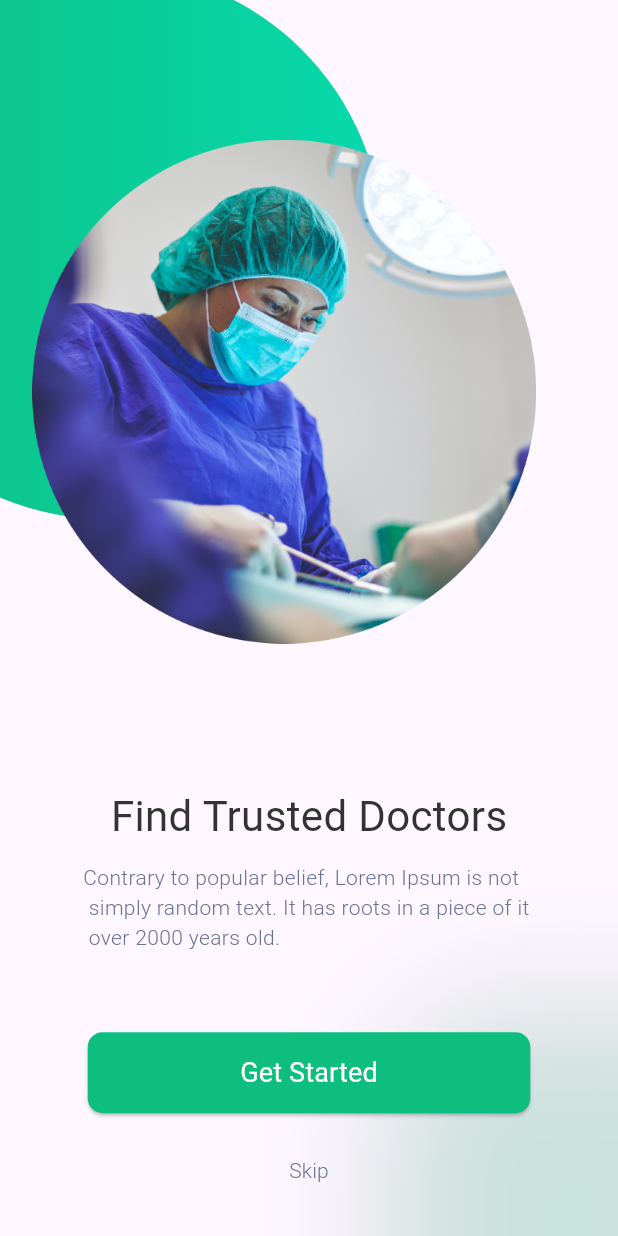
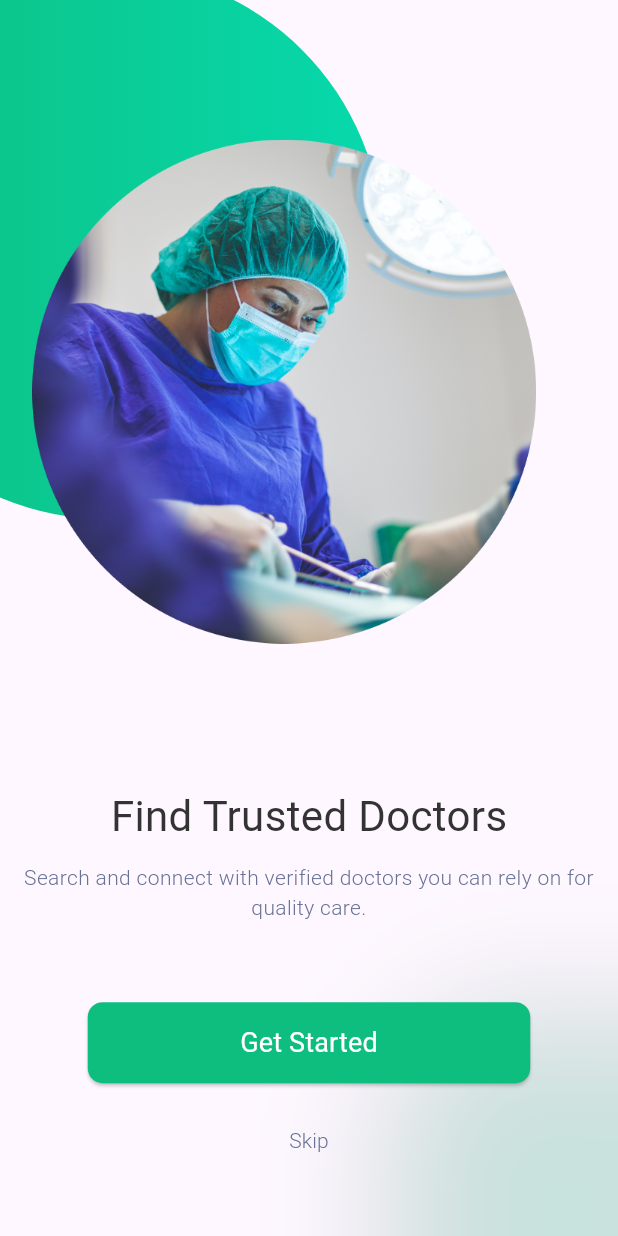
Before and after one commit to amradi6/salamtak, a Flutter app: the screen it shows after launch, on a phone screen of 412 x 824 dp. Run offline on Flutter 3.47's test engine with Material 3 defaults, Android fonts, the phone set to English and light mode, and no system bars; our stand-ins replace flutter_bloc, flutter_rating_bar, image_cropper, image_picker, shared_preferences, shimmer; network calls fail; Roboto replaces fonts that are missing (Rubik).

Commit message:
feat: Update onboarding text and add app icon
This commit:
- Updates the hint text on the onboarding screens to be more descriptive and user-friendly.
- Makes the `CustomHintText` widget center its text.
- Adds a new app icon for Android and configures it in `pubspec.yaml` and `AndroidManifest.xml`.
- Refactors doctor card widgets:
    - `FavoriteDoctorsCards`: Adjusts padding and sizing for the favorite icon.
    - `ContainerForSearchDoctors`: Adds an `onTap` callback and wraps the container with `GestureDetector`.
    - `ContainerForFeatureDoctor`: Adds an `onTap` callback and wraps the container with `GestureDetector`.
- Updates API endpoints in `HomeCubit` for fetching popular and specialty doctors.
- Limits the number of popular doctors displayed on the `HomeScreen` to 5.
- Removes the "See all>" text button from the featured doctors section on the `HomeScreen`.
- Sets a white background color for `PopularScreen`.
- Adds navigation to `DoctorDetailsScreen` from doctor cards in `FindDoctorScreen`, `PopularScreen`, and `HomeScreen`.

```diff
--- a/frontend/salamtak/lib/features/find_doctors/views/find_doctor_screen.dart
+++ b/frontend/salamtak/lib/features/find_doctors/views/find_doctor_screen.dart
@@ -192,6 +192,7 @@ class _FindDoctorScreenState extends State<FindDoctorScreen> {
                               return ContainerForFindDoctors(
                                 size: size,
                                 doctor: doctor,
+                                onTap: () => Navigator.pushNamed(context, "/doctor_details",arguments: doctor),
                               );
                             },
                           );
--- a/frontend/salamtak/lib/features/home/cubit/home__cubit.dart
+++ b/frontend/salamtak/lib/features/home/cubit/home__cubit.dart
@@ -36,7 +36,7 @@ class HomeCubit extends Cubit<HomeState> {
     try {
       final response = await http.get(
         Uri.parse(
-          'https://mohammadhussien.pythonanywhere.com/getpopulardoctors/',
+          'https://mohammadhussien.pythonanywhere.com/getallpopulardoctors/',
         ),
       );
       if (response.statusCode == 200) {
@@ -55,7 +55,7 @@ class HomeCubit extends Cubit<HomeState> {
     emit(DoctorLoading());
 
     final url = Uri.parse(
-      'https://mohammadhussien.pythonanywhere.com/getsepcialitydoctors/$speciality/',
+      'https://mohammadhussien.pythonanywhere.com/getallsepcialitydoctors/$speciality/',
     );
 
     try {
--- a/frontend/salamtak/lib/features/home/views/popular_screen.dart
+++ b/frontend/salamtak/lib/features/home/views/popular_screen.dart
@@ -25,6 +25,7 @@ class _PopularScreenState extends State<PopularScreen> {
   Widget build(BuildContext context) {
     final size = MediaQuery.of(context).size;
     return Scaffold(
+      backgroundColor: Color(0XFFFFFFFF),
       body: Stack(
         children: [
           CircleForBg(
@@ -80,7 +81,7 @@ class _PopularScreenState extends State<PopularScreen> {
                 ),
                 SizedBox(height: size.height * 0.0422),
                 SizedBox(
-                  height: size.height * 0.745,
+                  height: size.height*0.76561,
                   width: size.width * 0.872,
                   child: BlocBuilder<HomeCubit, HomeState>(
                     builder: (context, state) {
@@ -103,6 +104,7 @@ class _PopularScreenState extends State<PopularScreen> {
                                 child: ContainerForFindDoctors(
                                   size: size,
                                   doctor: doctor,
+                                  onTap: () => Navigator.pushNamed(context, "/doctor_details",arguments: doctor),
                                 ),
                               );
                             },
--- a/frontend/salamtak/lib/features/onboarding/views/onboarding_screen_01.dart
+++ b/frontend/salamtak/lib/features/onboarding/views/onboarding_screen_01.dart
@@ -36,7 +36,7 @@ class OnboardingScreen01 extends StatelessWidget {
               SizedBox(height: size.height * 0.01365),
               CustomHintText(
                 text:
-                    "Contrary to popular belief, Lorem Ipsum is not \n simply random text. It has roots in a piece of it \n over 2000 years old.",
+                    "Search and connect with verified doctors you can rely on for quality care.",
               ),
               SizedBox(height: size.height * 0.06457),
               CustomElevatedButton(
--- a/frontend/salamtak/lib/features/onboarding/views/onboarding_screen_02.dart
+++ b/frontend/salamtak/lib/features/onboarding/views/onboarding_screen_02.dart
@@ -36,7 +36,7 @@ class OnboardingScreen02 extends StatelessWidget {
               SizedBox(height: size.height * 0.01365),
               CustomHintText(
                 text:
-                    "Contrary to popular belief, Lorem Ipsum is not \n simply random text. It has roots in a piece of it \n over 2000 years old.",
+                    "Compare profiles, specialties, and reviews to select the right doctor for your needs.",
               ),
               SizedBox(height: size.height * 0.06457),
               CustomElevatedButton(
--- a/frontend/salamtak/lib/features/onboarding/views/onboarding_screen_03.dart
+++ b/frontend/salamtak/lib/features/onboarding/views/onboarding_screen_03.dart
@@ -36,7 +36,7 @@ class OnboardingScreen03 extends StatelessWidget {
               SizedBox(height: size.height * 0.01365),
               CustomHintText(
                 text:
-                    "Contrary to popular belief, Lorem Ipsum is not \n simply random text. It has roots in a piece of it \n over 2000 years old.",
+                    "Book your visits in just a few taps and manage your health with ease.",
               ),
               SizedBox(height: size.height * 0.06457),
               CustomElevatedButton(
--- a/frontend/salamtak/lib/features/onboarding/widgets/custom_hint_text.dart
+++ b/frontend/salamtak/lib/features/onboarding/widgets/custom_hint_text.dart
@@ -9,6 +9,7 @@ class CustomHintText extends StatelessWidget {
   Widget build(BuildContext context) {
     return Text(
       text,
+      textAlign: TextAlign.center,
       style: TextStyle(
         fontSize: 14,
         fontFamily: "Rubik",
--- a/frontend/salamtak/pubspec.yaml
+++ b/frontend/salamtak/pubspec.yaml
@@ -45,6 +45,11 @@ dependencies:
 dev_dependencies:
   flutter_test:
     sdk: flutter
+  flutter_launcher_icons: ^0.14.4
+flutter_launcher_icons:
+  android: "launcher_icon"
+  image_path: "assets/images/logo.png"
+
 
   # The "flutter_lints" package below contains a set of recommended lints to
   # encourage good coding practices. The lint set provided by the package is
```
Also changed, not shown: frontend/salamtak/lib/features/favorite_doctors/widgets/favorite_doctors_cards.dart (+2 -13 lines), frontend/salamtak/lib/features/find_doctors/widgets/container_for_search_doctors.dart (+7 -6 lines), frontend/salamtak/lib/features/home/views/home_screen.dart (+2 -13 lines), frontend/salamtak/lib/features/home/widgets/container_for_feature_doctor.dart (+6 -1 lines), frontend/salamtak/pubspec.lock, 6 other files.
